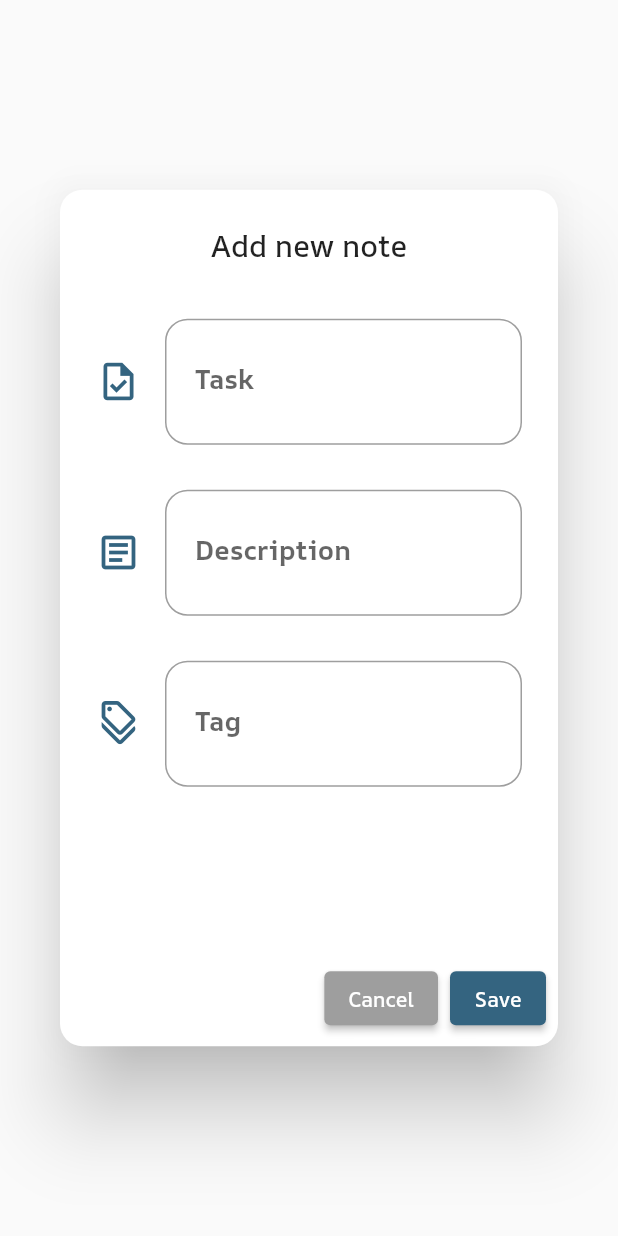
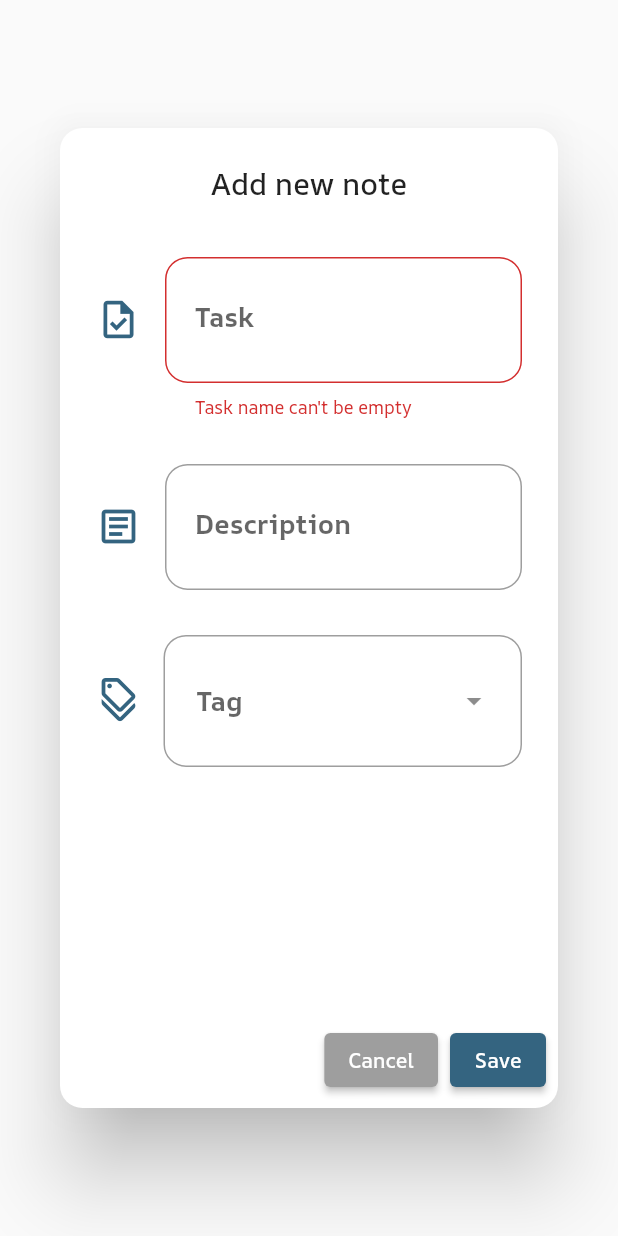
Before and after one commit to mohanedSalaheldin/todoy, a Flutter app: what showMyDialog() shows on an empty page, opened directly, after a tap on "Save", on a phone screen of 412 x 824 dp. Run offline on Flutter 3.47's test engine with Material 2 defaults, Android fonts, the phone set to English and light mode, and no system bars; our stand-ins replace cloud_firestore, dropdown_button2, firebase_core, flutter_bloc; accounts and stored records are empty.

Commit message:
Adding create task functionality

```diff
--- a/lib/main.dart
+++ b/lib/main.dart
@@ -1,8 +1,16 @@
+import 'package:firebase_core/firebase_core.dart';
 import 'package:flutter/material.dart';
 import 'package:todo_with_firebase_08oct/layout/home_layout.dart';
 import 'package:todo_with_firebase_08oct/shered/styles/themes.dart';
 
-void main() {
+import 'firebase_options.dart';
+
+void main() async {
+  WidgetsFlutterBinding.ensureInitialized();
+   await Firebase.initializeApp(
+    options: DefaultFirebaseOptions.currentPlatform,
+  );
+  // Firebase.initializeApp();
   runApp(const MainApp());
 }
 
--- a/lib/shered/components/components.dart
+++ b/lib/shered/components/components.dart
@@ -1,4 +1,6 @@
+import 'package:dropdown_button2/dropdown_button2.dart';
 import 'package:flutter/material.dart';
+import 'package:todo_with_firebase_08oct/shered/network/romote/firebase_helper.dart';
 
 final List<String> items = [
   'Home',
@@ -6,7 +8,14 @@
   'Workout',
   'Job',
 ];
-Widget showMyDialog(context) => AlertDialog(
+final _formKey = GlobalKey<FormState>();
+String selectedValue = '';
+var taskController = TextEditingController();
+var descriptionController = TextEditingController();
+var tagController = TextEditingController();
+Widget showMyDialog(context) => Center(
+      child: SingleChildScrollView(
+        child: AlertDialog(
           title: const Center(
               child: Text(
             'Add new note',
@@ -15,79 +24,124 @@
             borderRadius: BorderRadius.circular(15),
           ),
           content: SizedBox(
-        height: MediaQuery.of(context).size.height * .5,
+            height: MediaQuery.of(context).size.height * .60,
             width: MediaQuery.of(context).size.width * .75,
             child: Form(
+              key: _formKey,
               child: Column(
                 children: [
                   defaultTextform(
+                    validation: (value) {
+                      if (value == null || value.isEmpty) {
+                        return 'Task name can\'t be empty';
+                      }
+
+                      return null;
+                    },
+                    controller: taskController,
                     label: 'Task',
                     icon: Icons.task_outlined,
                   ),
                   defaultTextform(
+                    validation: (p0) {
+                      return null;
+                    },
+                    controller: descriptionController,
                     label: 'Description',
                     icon: Icons.article_outlined,
                   ),
-              // Row(
-              //   children: [
-              //     Icon(
-              //       Icons.discount_outlined,
-              //       size: 30.0,
-              //     ),
-              //     SizedBox(
-              //       width: 15.0,
-              //     ),
-              //     DropdownMenu(
-              //       inputDecorationTheme: InputDecorationTheme(),
-              //       dropdownMenuEntries: [
-              //         DropdownMenuEntry(
-              //           label: 'School',
-              //           value: 'School',
-              //         ),
-              //         DropdownMenuEntry(
-              //           label: 'Job',
-              //           value: 'Job',
-              //         ),
-              //         DropdownMenuEntry(
-              //           label: 'Workout',
-              //           value: 'Workout',
-              //         ),
-              //       ],
-              //     ),
-              //   ],
-              // ),
-              // Row(
-              //   children: [
-              //     Icon(
-              //       Icons.discount_outlined,
-              //     ),
-              //     SizedBox(
-              //       width: 15.0,
-              //     ),
-              //     DropdownButtonFormField(
-              //       value: items[0],
-              //       items: items
-              //           .map((String item) => DropdownMenuItem<String>(
-              //                 value: item,
-              //                 child: Text(
-              //                   item,
-              //                   style: const TextStyle(
-              //                     fontSize: 14,
-              //                     fontWeight: FontWeight.bold,
-              //                     color: Colors.black,
-              //                   ),
-              //                   overflow: TextOverflow.ellipsis,
-              //                 ),
-              //               ))
-              //           .toList(),
-              //       onChanged: (val) {},
-              //     ),
-              //   ],
-              // ),
+                  Padding(
+                    padding: const EdgeInsets.symmetric(
+                      vertical: 15,
+                    ),
+                    child: Row(
+                      children: [
+                        const Icon(
+                          Icons.discount_outlined,
+                          size: 30.0,
+                        ),
+                        const SizedBox(
+                          width: 15.0,
+                        ),
+                        Expanded(
+                          child: DropdownButtonFormField2<String>(
+                            isExpanded: true,
+                            decoration: InputDecoration(
+                              contentPadding:
+                                  const EdgeInsetsDirectional.symmetric(
+                                horizontal: 20,
+                                vertical: 32,
+                              ),
 
-              defaultTextform(
-                label: 'Tag',
-                icon: Icons.discount_outlined,
+                              border: OutlineInputBorder(
+                                borderRadius: BorderRadius.circular(15),
+                              ),
+
+                              // Add more decoration..
+                            ),
+                            hint: const Text(
+                              'Tag',
+                              style: TextStyle(
+                                fontSize: 18.0,
+                                fontWeight: FontWeight.bold,
+                              ),
+                            ),
+                            items: items
+                                .map((item) => DropdownMenuItem<String>(
+                                      value: item,
+                                      child: Text(
+                                        item,
+                                        style: const TextStyle(
+                                          fontSize: 18.0,
+                                          fontWeight: FontWeight.bold,
+                                        ),
+                                      ),
+                                    ))
+                                .toList(),
+                            validator: (value) {
+                              // if (value == null) {
+
+                              //   return '';
+
+                              // }
+
+                              return null;
+                            },
+                            onChanged: (value) {
+                              tagController.text = value!;
+
+                              //Do something when selected item is changed.
+                            },
+                            onSaved: (value) {
+                              selectedValue = value.toString();
+                            },
+                            buttonStyleData: const ButtonStyleData(
+
+                                // padding: EdgeInsets.only(right: 8),
+
+                                ),
+                            iconStyleData: const IconStyleData(
+                              icon: Icon(
+                                Icons.arrow_drop_down,
+                                color: Colors.black45,
+                              ),
+                              iconSize: 24,
+                            ),
+                            dropdownStyleData: DropdownStyleData(
+                              decoration: BoxDecoration(
+                                borderRadius: BorderRadius.circular(15),
+                              ),
+                            ),
+                            menuItemStyleData: const MenuItemStyleData(
+                              padding: EdgeInsets.symmetric(
+                                horizontal: 2,
+                                vertical: 0,
+                              ),
+                            ),
+                          ),
+                        ),
+                      ],
+                    ),
                   ),
                 ],
               ),
@@ -104,22 +158,50 @@
               ),
             ),
             ElevatedButton(
-          onPressed: () {},
+              onPressed: () {
+                if (_formKey.currentState!.validate()) {
+                  print(taskController.text);
+
+                  print(descriptionController.text);
+
+                  print(tagController.text);
+
+                  FirebaseHelper.addTask(
+                    taskName: 'Add task',
+                    taskDesc: 'This task #1 from vs code',
+                    taskTag: 'Work',
+                  );
+
+                  taskController.text = '';
+
+                  descriptionController.text = '';
+
+                  tagController.text = '';
+
+                  Navigator.pop(context);
+                }
+              },
               child: const Text(
                 'Save',
               ),
             ),
           ],
+        ),
+      ),
     );
 Widget defaultTextform({
   required IconData icon,
   required String label,
+  required controller,
+  required String? Function(String?)? validation,
 }) =>
     Padding(
       padding: const EdgeInsets.symmetric(
         vertical: 15,
       ),
       child: TextFormField(
+        validator: validation,
+        controller: controller,
         keyboardType: TextInputType.multiline,
         style: const TextStyle(
           fontSize: 18.0,
--- a/lib/shered/network/romote/firebase_helper.dart
+++ b/lib/shered/network/romote/firebase_helper.dart
@@ -1,7 +1,7 @@
 import 'package:cloud_firestore/cloud_firestore.dart';
 
 class FirebaseHelper {
-  Future<DocumentReference<Map<String, dynamic>>> addTask({
+  static Future<DocumentReference<Map<String, dynamic>>> addTask({
     required taskName,
     required taskDesc,
     required taskTag,
```
Also changed, not shown: 1 other file. Lines whose indentation alone changed are shown as unchanged.
